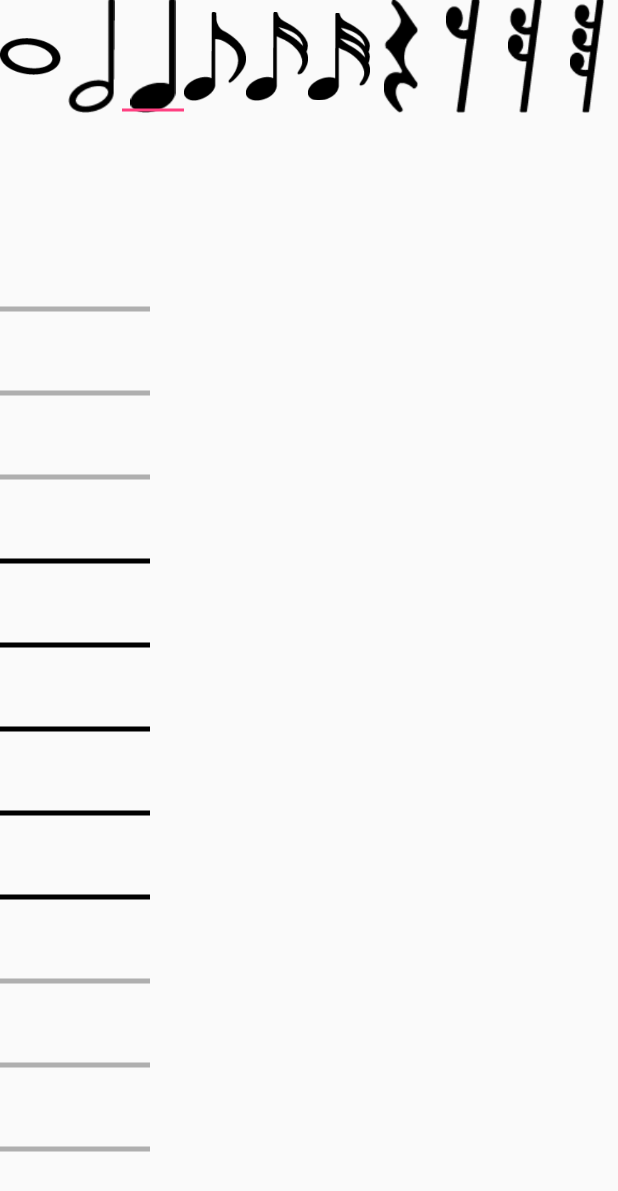
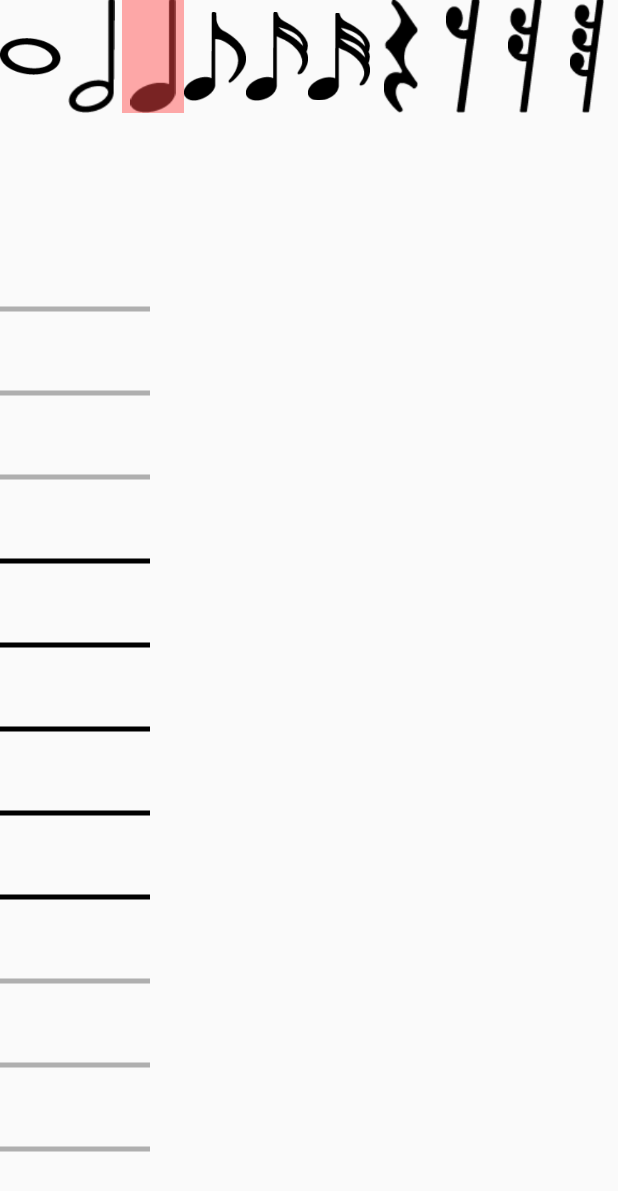
Before and after one commit to gsoosk/SanturMusicSheet, an Android app: the screen it shows after launch (MainActivity), on a phone screen of 412 x 824 dp. Shown: the top 1191 px of the screen. Run offline under Robolectric (Android 15) with nearby library versions, the light colour scheme and no system bars.

Commit message:
Change button selected view

```diff
--- a/app/src/main/java/far/zad/gsoosk/musiccomposer/Notes/NoteButton.java
+++ b/app/src/main/java/far/zad/gsoosk/musiccomposer/Notes/NoteButton.java
@@ -48,10 +48,9 @@ public class NoteButton extends android.support.v7.widget.AppCompatImageView {
     @Override
     protected void onDraw(Canvas canvas) {
         super.onDraw(canvas);
-        paint.setColor(getResources().getColor(R.color.colorAccent));
-        paint.setStrokeWidth(3);
+        paint.setColor(getResources().getColor(R.color.btn_selected));
         if(selected)
-            canvas.drawLine(0, canvas.getHeight() - 3 , canvas.getWidth(), canvas.getHeight() - 3, paint);
+            canvas.drawRect(0 , 0, canvas.getWidth()  , canvas.getHeight() , paint);
 
     }
 }
--- a/app/src/main/res/values/colors.xml
+++ b/app/src/main/res/values/colors.xml
@@ -6,4 +6,5 @@
     <color name="main_line_color">#000000</color>
     <color name="secondary_line_color">#afafaf</color>
     <color name="note_prev">#79ffa5a5</color>
+    <color name="btn_selected">#79FF4A4A</color>
 </resources>
```
